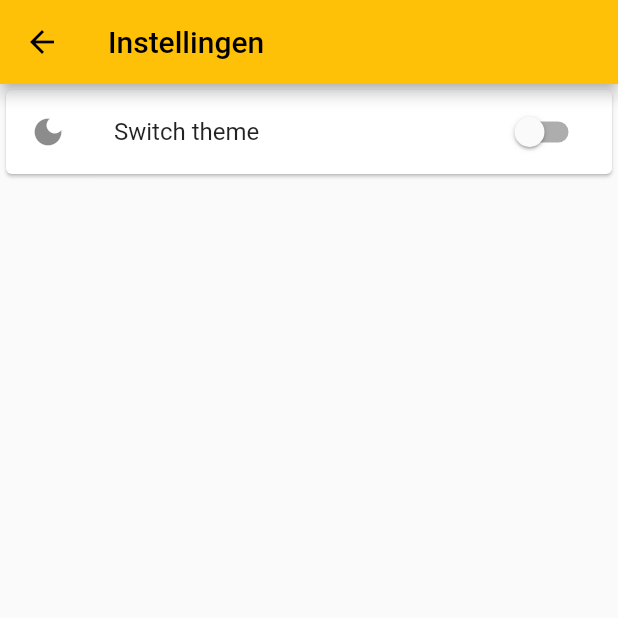
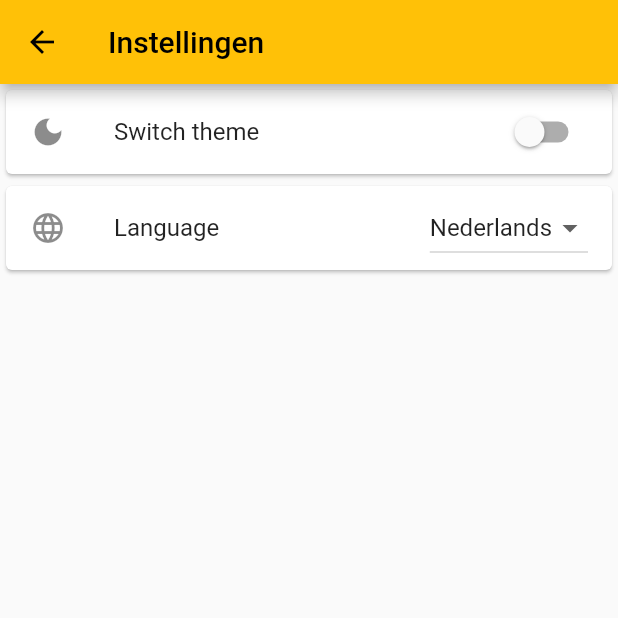
Before and after one commit to AlfianSanjaya/saldochecker, a Flutter app: the screen it shows after launch, after a tap on the "settings" icon, on a phone screen of 412 x 824 dp, the top half of it. Run offline on Flutter 3.47's test engine with Material 2 defaults, Android fonts, the light colour scheme and no system bars; generated files the repository leaves out were written again; network calls fail.

Commit message:
Create language setting UI

```diff
--- /dev/null
+++ b/l10n.yaml
@@ -0,0 +1,3 @@
+arb-dir: lib/l10n
+template-arb-file: app_nl.arb
+output-localization-file: app_localizations.dart
--- /dev/null
+++ b/lib/l10n/app_en.arb
@@ -0,0 +1,5 @@
+{
+    "helloWorld": "Hello world!",
+    "lableTextfField": "Ticket number on electronic card.",
+    "buttonText": "Check the number of remaining trips"
+}
--- a/lib/main.dart
+++ b/lib/main.dart
@@ -2,6 +2,8 @@ import 'package:flutter/material.dart';
 import 'package:provider/provider.dart';
 import 'package:saldochecker/models/settings_data.dart';
 import 'package:saldochecker/routes/routes.dart';
+import 'package:flutter_localizations/flutter_localizations.dart';
+import 'package:flutter_gen/gen_l10n/app_localizations.dart';
 
 void main() {
   runApp(const SaldoChecker());
@@ -18,6 +20,10 @@ class SaldoChecker extends StatelessWidget {
       ],
       builder: (context, child) {
         return MaterialApp(
+          title: 'Saldochecker',
+          locale: const Locale('en'),
+          localizationsDelegates: AppLocalizations.localizationsDelegates,
+          supportedLocales: AppLocalizations.supportedLocales,
           theme: ThemeData(
             primarySwatch: Colors.amber,
           ),
--- a/lib/saldochecker_form.dart
+++ b/lib/saldochecker_form.dart
@@ -1,6 +1,7 @@
 import 'package:flutter/material.dart';
 import 'package:saldochecker/routes/routes.dart';
 import 'strings.dart' as strings;
+import 'package:flutter_gen/gen_l10n/app_localizations.dart';
 
 class SaldoCheckerForm extends StatefulWidget {
   const SaldoCheckerForm({Key? key}) : super(key: key);
@@ -60,8 +61,8 @@ class SaldoCheckerFormState extends State<SaldoCheckerForm> {
       child: Column(
         mainAxisAlignment: MainAxisAlignment.start,
         children: <Widget>[
-          const Text(
-            strings.lableTextfField,
+          Text(
+            AppLocalizations.of(context)!.lableTextfField,
             style: TextStyle(fontWeight: FontWeight.bold),
           ),
           const SizedBox(
@@ -81,7 +82,7 @@ class SaldoCheckerFormState extends State<SaldoCheckerForm> {
           ),
           ElevatedButton(
             onPressed: onPressed,
-            child: const Text(strings.buttonText),
+            child: Text(AppLocalizations.of(context)!.buttonText),
           )
         ],
       ),
--- a/lib/settings.dart
+++ b/lib/settings.dart
@@ -11,6 +11,16 @@ class Settings extends StatefulWidget {
 }
 
 class _SettingsState extends State<Settings> {
+  String _dropdownValue = 'nl';
+
+  void dropdownCallback(String? selectedValue) {
+    if (selectedValue is String) {
+      setState(() {
+        _dropdownValue = selectedValue;
+      });
+    }
+  }
+
   @override
   Widget build(BuildContext context) {
     return Scaffold(
@@ -28,7 +38,21 @@ class _SettingsState extends State<Settings> {
                 },
               ),
             ),
-          )
+          ),
+          Card(
+            child: ListTile(
+              leading: const Icon(Icons.language),
+              title: const Text('Language'),
+              trailing: DropdownButton(
+                value: _dropdownValue,
+                items: const [
+                  DropdownMenuItem(child: Text('Nederlands'), value: 'nl'),
+                  DropdownMenuItem(child: Text('Engels'), value: 'en'),
+                ],
+                onChanged: dropdownCallback,
+              ),
+            ),
+          ),
         ],
       ),
     );
--- a/pubspec.yaml
+++ b/pubspec.yaml
@@ -29,13 +29,15 @@ environment:
 dependencies:
   flutter:
     sdk: flutter
+  flutter_localizations:
+    sdk: flutter
 
 
   # The following adds the Cupertino Icons font to your application.
   # Use with the CupertinoIcons class for iOS style icons.
   cupertino_icons: ^1.0.2
   http: ^0.13.5
-  intl: ^0.18.0
+  intl: ^0.17.0
   provider: ^6.0.5
 
 dev_dependencies:
@@ -62,6 +64,7 @@ flutter:
   # included with your application, so that you can use the icons in
   # the material Icons class.
   uses-material-design: true
+  generate: true
 
   # To add assets to your application, add an assets section, like this:
   # assets:
```
Also changed, not shown: lib/l10n/app_nl.arb (added, +8 -0 lines), pubspec.lock.
